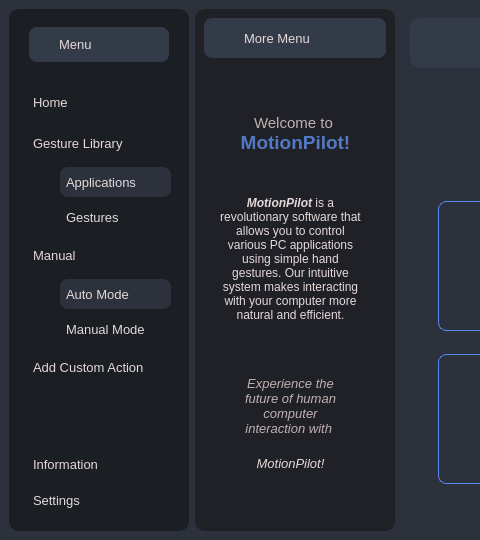
First picture: the form in User_Interface.ui, repository SandunikaThanthriwatta/MotionPilot_UI, before the edit; both pictures show x 0 to 480 and y 0 to 540 of the 946 by 540 pixel window.
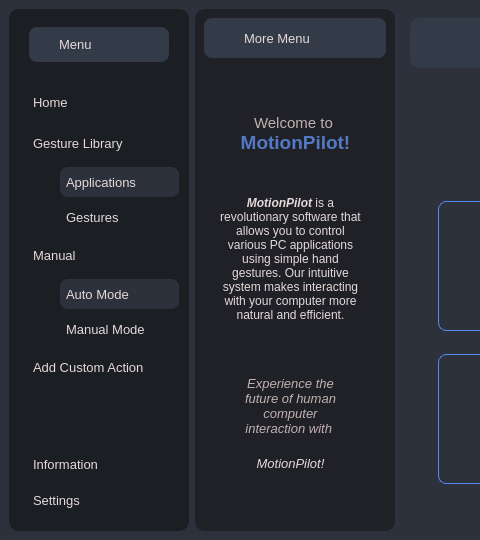
Second picture: the form after the edit. Icons and pictures are not drawn.

The edit to the form file:
```diff
--- a/User_Interface.ui
+++ b/User_Interface.ui
@@ -182,6 +182,9 @@
             <enum>QFrame::Raised</enum>
            </property>
            <layout class="QVBoxLayout" name="verticalLayout_5">
+            <property name="rightMargin">
+             <number>1</number>
+            </property>
             <item>
              <widget class="QPushButton" name="Home_Button">
               <property name="minimumSize">
@@ -200,6 +203,11 @@
 	  border: 1px solid rgb(170, 20, 101);
 	font-weight: bold
 }
+
+#Home_Button:checked{
+	 
+	font-weight: bold
+}
 </string>
               </property>
               <property name="text">
@@ -235,6 +243,10 @@
 	  border: 1px solid rgb(170, 20, 101);
 	font-weight: bold
 }
+#Library_Button:checked{
+	 
+	font-weight: bold
+}
 </string>
               </property>
               <property name="text">
@@ -296,8 +308,8 @@
                   </font>
                  </property>
                  <property name="styleSheet">
-                  <string notr="true">checked:{background-color: rgb(255, 255, 255);}
-#Home_Button:hover{
+                  <string notr="true">
+#Application_Button:hover{
 	  border: 1px solid rgb(170, 20, 101);
 	font-weight: bold
 }
@@ -381,6 +393,12 @@
 	  border: 1px solid rgb(170, 20, 101);
 	font-weight: bold
 }
+
+#Manual_Button:checked{
+	 
+	font-weight: bold
+}
+
 </string>
               </property>
               <property name="text">
@@ -525,6 +543,10 @@
 	  border: 1px solid rgb(170, 20, 101);
 	font-weight: bold
 }
+#Custom_Button:checked{
+	 
+	font-weight: bold
+}
 </string>
               </property>
               <property name="text">
```
Left out of the diff: 32 changed lines with no effect on the pictures.
